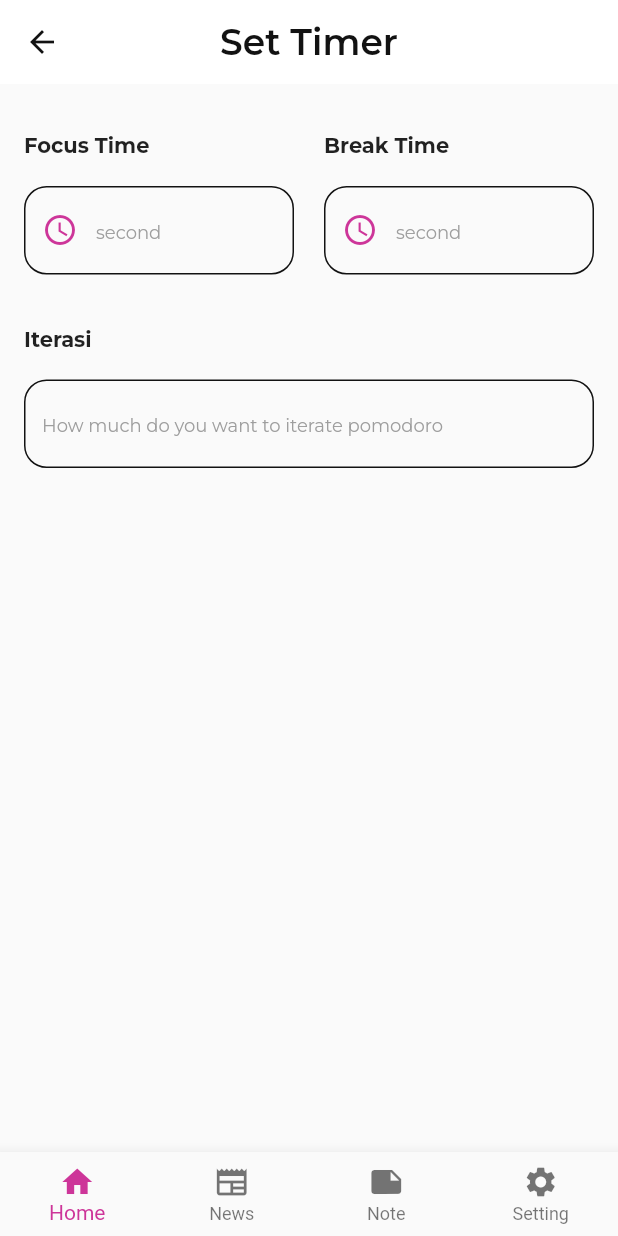
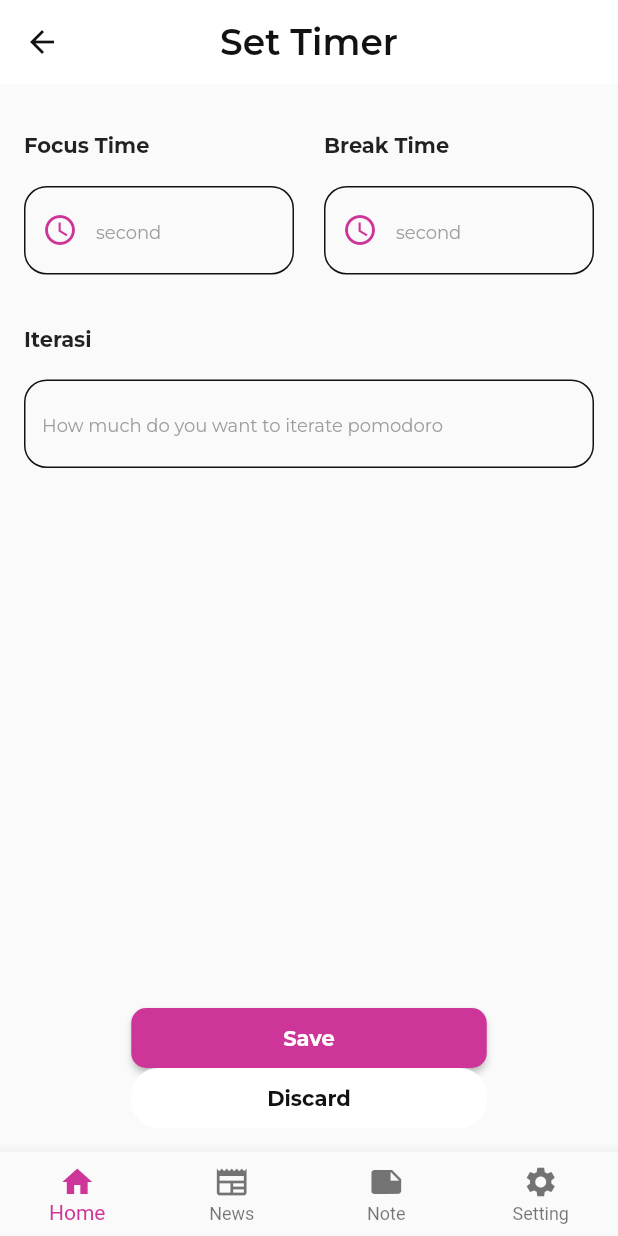
Before and after one commit to GdeSwiyasa/flutter-orodomop-app, a Flutter app: the screen it shows after launch, after a tap on the "timer" icon, on a phone screen of 412 x 824 dp. Run offline on Flutter 3.47's test engine with Material 2 defaults, Android fonts, the light colour scheme and no system bars; our stand-ins replace circular_countdown_timer, google_fonts, sqflite; accounts and stored records are empty.

Commit message:
completes the appearance of the pomodoro timer set and removes unused packages

```diff
--- a/lib/presentation/pages/home/home_screen.dart
+++ b/lib/presentation/pages/home/home_screen.dart
@@ -141,28 +141,28 @@ class _PomodoroTimerState extends State<PomodoroTimer> {
             width: 30,
           ),
           _button(
-            title: "Start",
+            icon: Icons.play_arrow_rounded,
             onPressed: () => _controller.start(),
           ),
           const SizedBox(
             width: 10,
           ),
           _button(
-            title: "Pause",
+            icon: Icons.pause,
             onPressed: () => _controller.pause(),
           ),
           const SizedBox(
             width: 10,
           ),
           _button(
-            title: "Resume",
+            icon: Icons.navigate_next_rounded,
             onPressed: () => _controller.resume(),
           ),
           const SizedBox(
             width: 10,
           ),
           _button(
-            title: "Restart",
+            icon: Icons.restart_alt,
             onPressed: () => showDialog<String>(
               context: context,
               builder: (BuildContext context) => AlertDialog(
@@ -195,15 +195,21 @@ class _PomodoroTimerState extends State<PomodoroTimer> {
     );
   }
 
-  Widget _button({required String title, VoidCallback? onPressed}) {
+  Widget _button({required IconData icon, VoidCallback? onPressed}) {
     return Expanded(
       child: ElevatedButton(
-        child: Text(
-          title,
-          style: const TextStyle(color: Colors.white),
+        child: Icon(
+          icon,
+          size: 25.0,
+          color: whiteColor,
         ),
         style: ButtonStyle(
           backgroundColor: MaterialStateProperty.all(kPrimaryColor),
+          shape: MaterialStateProperty.all<RoundedRectangleBorder>(
+            RoundedRectangleBorder(
+              borderRadius: BorderRadius.circular(18.0),
+            ),
+          ),
         ),
         onPressed: onPressed,
       ),
--- a/lib/presentation/pages/home/set_timer_pomodoro_screen.dart
+++ b/lib/presentation/pages/home/set_timer_pomodoro_screen.dart
@@ -1,5 +1,6 @@
 import 'package:flutter/material.dart';
 import 'package:orodomop_app/common/constant.dart';
+import 'package:orodomop_app/presentation/pages/home/home_screen.dart';
 
 class SetTimerPomodoroScreen extends StatelessWidget {
   static const route = '/set-timer-pomodoro';
@@ -49,7 +50,7 @@ class SetTimerPomodoroScreen extends StatelessWidget {
                         Container(
                           child: TextField(
                             cursorColor: blackColor,
-                            keyboardType: TextInputType.multiline,
+                            keyboardType: TextInputType.number,
                             maxLines: null,
                             decoration: InputDecoration(
                               hintText: 'second',
@@ -94,7 +95,7 @@ class SetTimerPomodoroScreen extends StatelessWidget {
                         Container(
                           child: TextField(
                             cursorColor: blackColor,
-                            keyboardType: TextInputType.multiline,
+                            keyboardType: TextInputType.number,
                             maxLines: null,
                             decoration: InputDecoration(
                               hintText: 'second',
@@ -138,7 +139,7 @@ class SetTimerPomodoroScreen extends StatelessWidget {
                     Container(
                       child: TextField(
                         cursorColor: blackColor,
-                        keyboardType: TextInputType.multiline,
+                        keyboardType: TextInputType.number,
                         maxLines: null,
                         decoration: InputDecoration(
                           hintText: 'How much do you want to iterate pomodoro',
@@ -159,6 +160,85 @@ class SetTimerPomodoroScreen extends StatelessWidget {
                   ],
                 ),
               ),
+              Center(
+                child: Column(
+                  children: <Widget>[
+                    SizedBox(
+                      width: 237,
+                      height: 40,
+                      child: ElevatedButton(
+                        child: Text(
+                          'Save',
+                          style: kSubtitle.copyWith(
+                            fontWeight: FontWeight.bold,
+                            color: whiteColor,
+                          ),
+                        ),
+                        style: ButtonStyle(
+                          backgroundColor:
+                              MaterialStateProperty.all(kPrimaryColor),
+                          shape:
+                              MaterialStateProperty.all<RoundedRectangleBorder>(
+                            RoundedRectangleBorder(
+                              borderRadius: BorderRadius.circular(10.0),
+                            ),
+                          ),
+                        ),
+                        onPressed: () {},
+                      ),
+                    ),
+                    SizedBox(
+                      width: 237,
+                      height: 40,
+                      child: ElevatedButton(
+                        child: Text(
+                          'Discard',
+                          style: kSubtitle.copyWith(
+                            fontWeight: FontWeight.bold,
+                            color: blackColor,
+                          ),
+                        ),
+                        style: ButtonStyle(
+                          backgroundColor:
+                              MaterialStateProperty.all(whiteColor),
+                          elevation: MaterialStateProperty.all(0),
+                          shape:
+                              MaterialStateProperty.all<RoundedRectangleBorder>(
+                            RoundedRectangleBorder(
+                              borderRadius: BorderRadius.circular(18.0),
+                            ),
+                          ),
+                        ),
+                        onPressed: () => showDialog<String>(
+                          context: context,
+                          builder: (BuildContext context) => AlertDialog(
+                            title: const Text('Discard chance'),
+                            content: const Text(
+                                'Are you sure to Discard your chance?'),
+                            actions: <Widget>[
+                              TextButton(
+                                onPressed: () =>
+                                    Navigator.pop(context, 'Cancel'),
+                                child: const Text(
+                                  'Cancel',
+                                  style: TextStyle(color: grayColor),
+                                ),
+                              ),
+                              TextButton(
+                                onPressed: () {},
+                                child: const Text(
+                                  'OK',
+                                  style: TextStyle(color: kPrimaryColor),
+                                ),
+                              ),
+                            ],
+                          ),
+                        ),
+                      ),
+                    ),
+                  ],
+                ),
+              ),
             ],
           ),
         ),
--- a/pubspec.yaml
+++ b/pubspec.yaml
@@ -29,10 +29,8 @@ environment:
 dependencies:
   circular_countdown_timer: ^0.2.1
   cupertino_icons: ^1.0.2
-  equatable: ^2.0.3
   flutter:
     sdk: flutter
-  flutter_bloc: ^8.0.1
   flutter_test:
     sdk: flutter
   google_fonts: ^3.0.1
```
Also changed, not shown: pubspec.lock.
